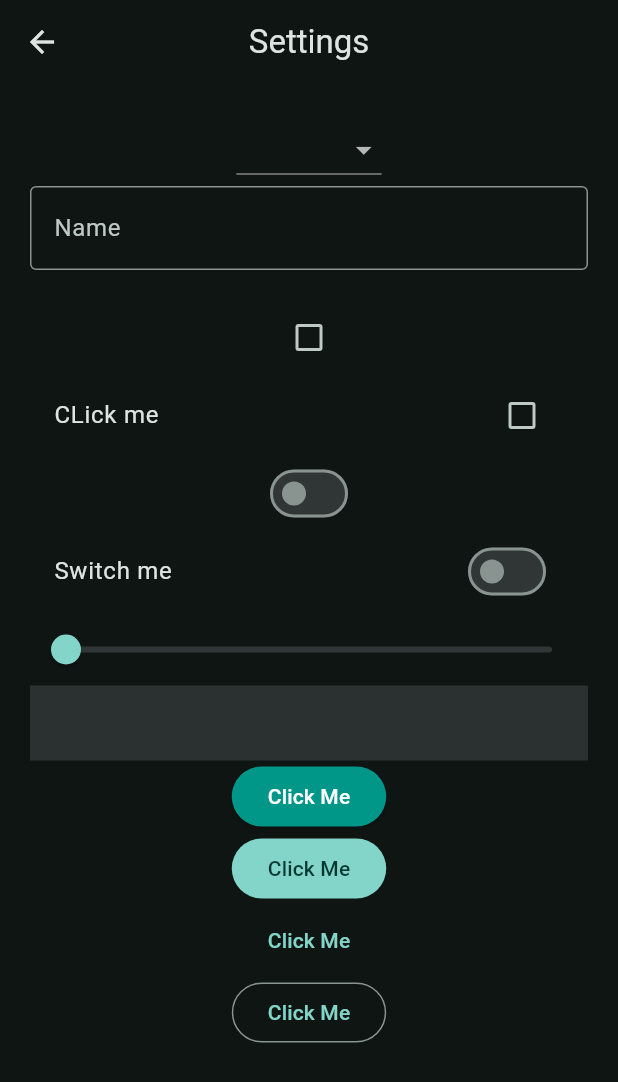
After one commit to gitnassima20/study-buddy, a Flutter app: the screen it shows after launch, item 2 of the bottom bar chosen, after a tap on the "settings" icon, on a phone screen of 412 x 824 dp. The commit adds this screen. Shown: the top 1082 px of the screen. Run offline on Flutter 3.47's test engine with Material 3 defaults, Android fonts, the phone set to English and light mode, and no system bars.

Commit message:
feat(settings): Added new page settings

```diff
--- /dev/null
+++ b/lib/views/pages/settings.dart
@@ -0,0 +1,118 @@
+import 'package:flutter/material.dart';
+
+class Settings extends StatefulWidget {
+  const Settings({super.key});
+
+  @override
+  State<Settings> createState() => _SettingsState();
+}
+
+class _SettingsState extends State<Settings> {
+  TextEditingController controller = TextEditingController();
+  bool? isChecked = false;
+  bool isSwitched = false;
+  double sliderValue = 0.0;
+  String? menuItem;
+  @override
+  Widget build(BuildContext context) {
+    return Scaffold(
+      appBar: AppBar(title: Text('Settings'), centerTitle: true),
+      body: SingleChildScrollView(
+        child: Padding(
+          padding: const EdgeInsets.all(20.0),
+          child: Column(
+            children: [
+              DropdownButton(
+                value: menuItem,
+                items: [
+                  DropdownMenuItem(value: 'e1', child: Text('Element 1')),
+                  DropdownMenuItem(value: 'e2', child: Text('Element 2')),
+                ],
+                onChanged: (String? value) {
+                  setState(() {
+                    menuItem = value;
+                  });
+                },
+              ),
+              TextField(
+                decoration: InputDecoration(
+                  labelText: 'Name',
+                  border: OutlineInputBorder(),
+                ),
+                onEditingComplete: () {
+                  setState(() {});
+                },
+              ),
+              Text(controller.text),
+              Checkbox.adaptive(
+                value: isChecked,
+                onChanged: (bool? value) {
+                  setState(() {
+                    isChecked = value;
+                  });
+                },
+              ),
+              CheckboxListTile.adaptive(
+                tristate: true,
+                title: const Text('CLick me'),
+                value: isChecked,
+                onChanged: (bool? value) {
+                  setState(() {
+                    isChecked = value;
+                  });
+                },
+              ),
+              Switch.adaptive(
+                value: isSwitched,
+                onChanged: (bool value) {
+                  setState(() {
+                    isSwitched = value;
+                  });
+                },
+              ),
+              SwitchListTile.adaptive(
+                title: const Text('Switch me'),
+                value: isSwitched,
+                onChanged: (bool value) {
+                  setState(() {
+                    isSwitched = value;
+                  });
+                },
+              ),
+              Slider.adaptive(
+                value: sliderValue,
+                onChanged: (double value) {
+                  setState(() {
+                    sliderValue = value;
+                  });
+                },
+              ),
+              InkWell(
+                splashColor: Colors.teal,
+                onTap: () {
+                  print('Image tapped');
+                },
+                child: Container(
+                  width: double.infinity,
+                  height: 50,
+                  color: Colors.white12,
+                ),
+              ),
+              ElevatedButton(
+                onPressed: () {},
+                style: ElevatedButton.styleFrom(
+                  backgroundColor: Colors.teal,
+                  foregroundColor: Colors.white,
+                ),
+                child: Text('Click Me'),
+              ),
+              FilledButton(onPressed: () {}, child: Text('Click Me')),
+              TextButton(onPressed: () {}, child: Text('Click Me')),
+              OutlinedButton(onPressed: () {}, child: Text('Click Me')),
+            ],
+          ),
+        ),
+      ),
+    );
+  }
+}
--- a/lib/views/widget_tree.dart
+++ b/lib/views/widget_tree.dart
@@ -2,6 +2,7 @@ import 'package:flutter/material.dart';
 import 'package:flutter_app/data/notifiers.dart';
 import 'package:flutter_app/views/pages/home.dart';
 import 'package:flutter_app/views/pages/profile.dart';
+import 'package:flutter_app/views/pages/settings.dart';
 import 'package:flutter_app/widgets/navbar.dart';
 
 List<Widget> pages = [Home(), Profile()];
@@ -16,6 +17,19 @@ class WidgetTree extends StatelessWidget {
         title: Text('Flutter Map'),
         centerTitle: true,
         actions: [
+          IconButton(
+            onPressed: () {
+              Navigator.push(
+                context,
+                MaterialPageRoute(
+                  builder: (context) {
+                    return Settings();
+                  },
+                ),
+              );
+            },
+            icon: Icon(Icons.settings),
+          ),
           IconButton(
             onPressed: () {
               isDarkModeNotifier.value = !isDarkModeNotifier.value;
```
Also changed, not shown: lib/views/pages/profile.dart (+2 -73 lines).
